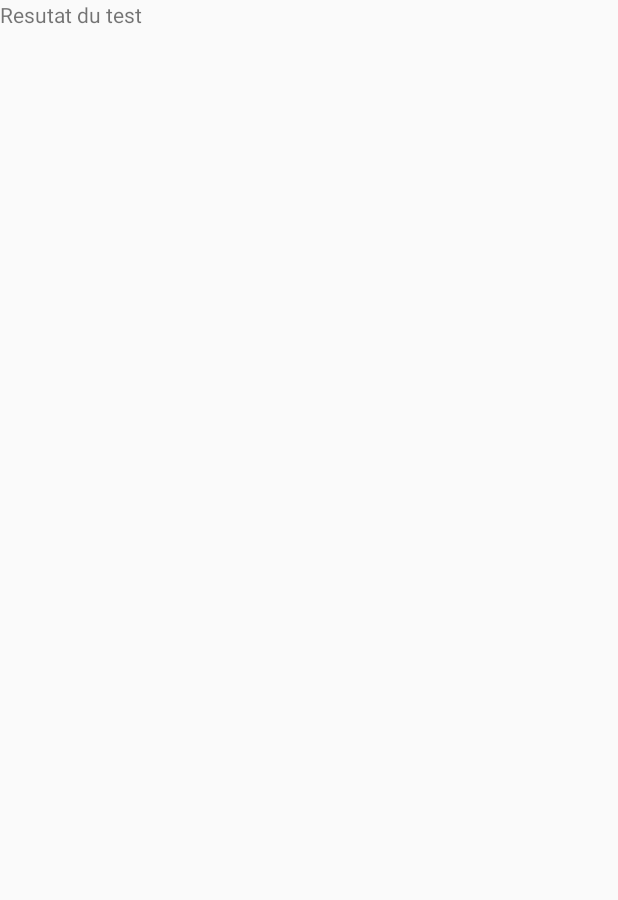
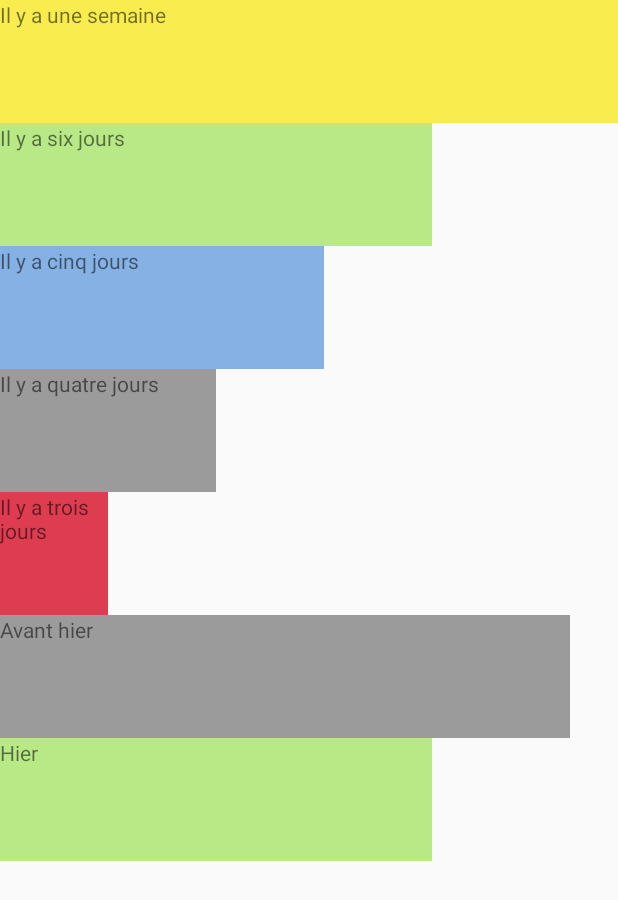
Before and after one commit to micheldu01/MoodTracker2, an Android app: the PageResult screen opened directly, with no data from a screen before it, on a phone screen of 412 x 824 dp. Before the commit the part shown is almost empty. Shown: the top 900 px of the screen. Run offline under Robolectric (Android 15) with nearby library versions, the phone set to English and light mode, and no system bars.

Commit message:
Vertical view pager avec page xml des humeurs

```diff
--- a/app/src/main/java/com/michelapplication/moodtracker/MainActivity.java
+++ b/app/src/main/java/com/michelapplication/moodtracker/MainActivity.java
@@ -15,7 +15,7 @@ public class MainActivity extends AppCompatActivity {
 
 
 
-    private ViewPager mPager;
+    private VerticalViewPager mPager;
     private int[] layouts = {R.layout.first_screen,R.layout.second_screen,
             R.layout.third_screen,R.layout.fourth_screen,R.layout.five_screen};
     private MpagerAdapter mpagerAdapter;
@@ -38,7 +38,7 @@ public class MainActivity extends AppCompatActivity {
         setContentView(R.layout.activity_main);
 
         btn_history = (Button)findViewById(R.id.button_history_black);
-        mPager = (ViewPager)findViewById(R.id.viewPager);
+        mPager = (VerticalViewPager) findViewById(R.id.viewPager);
         mpagerAdapter = new MpagerAdapter(layouts,this);
         mPager.setAdapter(mpagerAdapter);
         mPager.setCurrentItem(1);
--- a/app/src/main/res/layout/activity_main.xml
+++ b/app/src/main/res/layout/activity_main.xml
@@ -7,12 +7,12 @@
     android:layout_height="match_parent"
     tools:context="com.michelapplication.moodtracker.MainActivity">
 
-    <android.support.v4.view.ViewPager
+    <com.michelapplication.moodtracker.VerticalViewPager
         android:layout_width="match_parent"
         android:layout_height="match_parent"
         android:id="@+id/viewPager">
 
-    </android.support.v4.view.ViewPager>
+    </com.michelapplication.moodtracker.VerticalViewPager>
 
     <TextView
         android:id="@+id/carre_blanc"
--- a/app/src/main/res/layout/activity_page_result.xml
+++ b/app/src/main/res/layout/activity_page_result.xml
@@ -1,14 +1,73 @@
 <?xml version="1.0" encoding="utf-8"?>
 <RelativeLayout
     xmlns:android="http://schemas.android.com/apk/res/android"
+    xmlns:app="http://schemas.android.com/apk/res-auto"
     xmlns:tools="http://schemas.android.com/tools"
     android:layout_width="match_parent"
     android:layout_height="match_parent"
-    tools:context="com.michelapplication.moodtracker.PageResult">
+
+    tools:context="com.michelapplication.moodtracker.MainActivity">
 
     <TextView
-        android:text="Resutat du test"
+        android:id="@+id/text_page_result"
+        android:text="Resultat"
         android:layout_width="wrap_content"
         android:layout_height="wrap_content"/>
 
+    <TextView
+        android:id="@+id/il_y_a_une_semaine"
+        android:text="Il y a une semaine"
+        android:background="@color/banana_yellow"
+        android:layout_width="match_parent"
+        android:layout_height="82dp"/>
+
+    <TextView
+        android:id="@+id/il_y_a_six_jours"
+        android:text="Il y a six jours"
+        android:layout_below="@+id/il_y_a_une_semaine"
+        android:background="@color/light_sage"
+        android:layout_width="288dp"
+        android:layout_height="82dp"/>
+
+    <TextView
+        android:id="@+id/il_y_a_cinq_jours"
+        android:text="Il y a cinq jours"
+        android:layout_below="@+id/il_y_a_six_jours"
+        android:background="@color/cornflower_blue_65"
+        android:layout_width="216dp"
+        android:layout_height="82dp"/>
+
+    <TextView
+        android:id="@+id/il_y_a_quatre_jours"
+        android:text="Il y a quatre jours"
+        android:layout_below="@+id/il_y_a_cinq_jours"
+        android:background="@color/warm_grey"
+        android:layout_width="144dp"
+        android:layout_height="82dp"/>
+
+    <TextView
+        android:id="@+id/il_y_a_trois_jours"
+        android:text="Il y a trois jours"
+        android:layout_below="@+id/il_y_a_quatre_jours"
+        android:background="@color/faded_red"
+        android:layout_width="72dp"
+        android:layout_height="82dp"/>
+
+    <TextView
+        android:id="@+id/avant_hier"
+        android:text="Avant hier"
+        android:layout_below="@+id/il_y_a_trois_jours"
+        android:background="@color/warm_grey"
+        android:layout_width="380dp"
+        android:layout_height="82dp"/>
+
+    <TextView
+        android:id="@+id/hier"
+        android:text="Hier"
+        android:layout_below="@+id/avant_hier"
+        android:background="@color/light_sage"
+        android:layout_width="288dp"
+        android:layout_height="82dp"/>
+
+
 </RelativeLayout>
```
Also changed, not shown: app/src/main/java/com/michelapplication/moodtracker/VerticalViewPager.java (added, +82 -0 lines).
